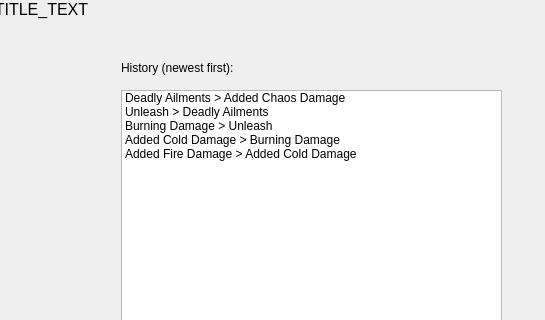
ThePi1/poe-gem-arbitrage, file src/gui_watcher_tracker.ui: the form before one commit; both pictures show x 409 to 954 and y 0 to 320 of the 954 by 610 pixel window.
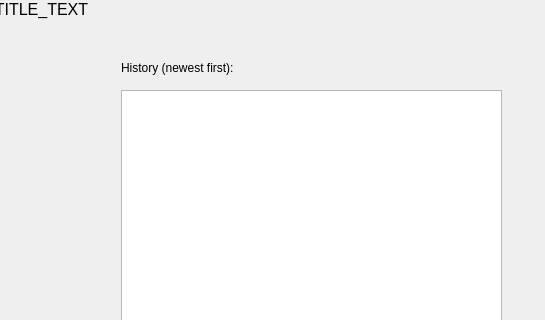
The form after the commit. Icons and pictures are not drawn.

The edit to the form file:
```diff
--- a/src/gui_watcher_tracker.ui
+++ b/src/gui_watcher_tracker.ui
@@ -26,31 +26,6 @@
     <property name="autoScroll">
      <bool>true</bool>
     </property>
-    <item>
-     <property name="text">
-      <string>Deadly Ailments &gt; Added Chaos Damage</string>
-     </property>
-    </item>
-    <item>
-     <property name="text">
-      <string>Unleash &gt; Deadly Ailments</string>
-     </property>
-    </item>
-    <item>
-     <property name="text">
-      <string>Burning Damage &gt; Unleash</string>
-     </property>
-    </item>
-    <item>
-     <property name="text">
-      <string>Added Cold Damage &gt; Burning Damage</string>
-     </property>
-    </item>
-    <item>
-     <property name="text">
-      <string>Added Fire Damage &gt; Added Cold Damage</string>
-     </property>
-    </item>
    </widget>
    <widget class="QLabel" name="lb_history">
     <property name="geometry">
```
